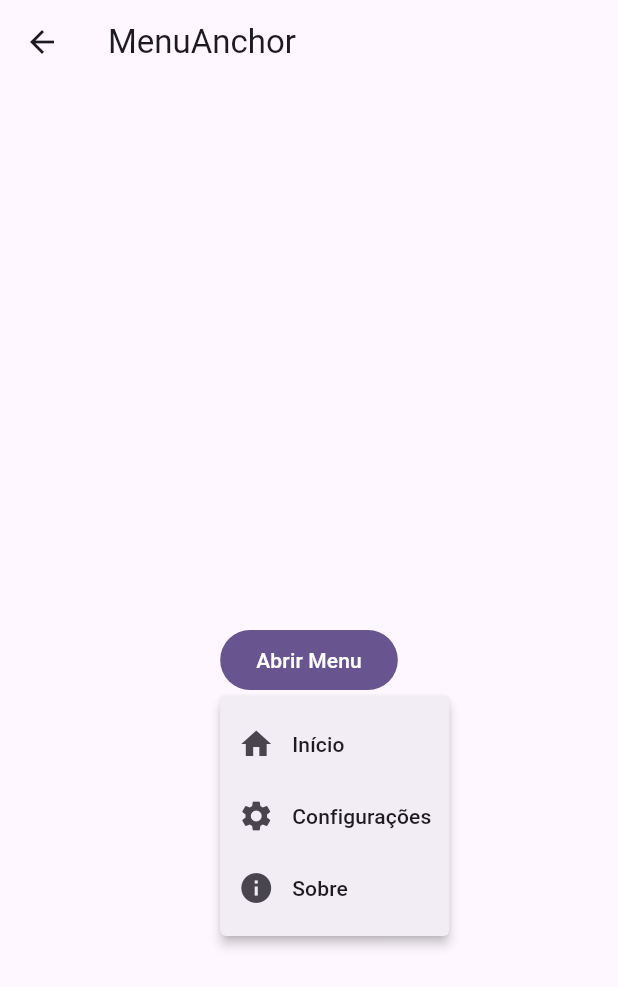
After one commit to Notas-Alunos/Mensagens, a Flutter app: the MenuAnchorPage screen opened directly, after a tap on "Abrir Menu", on a phone screen of 412 x 824 dp. The commit adds this screen. Shown: the top 987 px of the screen. Run offline on Flutter 3.47's test engine with Material 3 defaults, Android fonts, the phone set to English and light mode, and no system bars.

Commit message:
menu anchor

```diff
--- a/lib/pages/main_page.dart
+++ b/lib/pages/main_page.dart
@@ -3,6 +3,7 @@ import '../pages/home_page.dart';
 import '../pages/navigation_rail.dart';
 import '../pages/list_tile.dart';
 import '../pages/floating_action.dart';
+import '../pages/menu_anchor.dart';
 
 class MainPage extends StatelessWidget {
   const MainPage({super.key});
@@ -39,6 +40,12 @@ class MainPage extends StatelessWidget {
               Navigator.push(context, MaterialPageRoute(builder: (context) => FloatingActionButtonPage()));
             },
           ),
+          ListTile(
+            title: const Text('MenuAnchor'),
+            onTap: () {
+              Navigator.push(context, MaterialPageRoute(builder: (context) => MenuAnchorPage()));
+            },
+          ),
         ],
       ),
     );
--- /dev/null
+++ b/lib/pages/menu_anchor.dart
@@ -0,0 +1,47 @@
+import 'package:flutter/material.dart';
+
+class MenuAnchorPage extends StatelessWidget {
+  const MenuAnchorPage({super.key});
+
+  @override
+  Widget build(BuildContext context) {
+    return Scaffold(
+      appBar: AppBar(
+        title: const Text('MenuAnchor'),
+      ),
+      body: Center(
+        child: MenuAnchor(
+          builder: (context, controller, child) {
+            return FilledButton(
+              onPressed: () {
+                if (controller.isOpen) {
+                  controller.close();
+                } else {
+                  controller.open();
+                }
+              },
+              child: const Text('Abrir Menu'),
+            );
+          },
+          menuChildren: [
+            MenuItemButton(
+              leadingIcon: Icon(Icons.home),
+              child: Text('Início'),
+              onPressed: () {},
+            ),
+            MenuItemButton(
+              leadingIcon: Icon(Icons.settings),
+              child: Text('Configurações'),
+              onPressed: () {},
+            ),
+            MenuItemButton(
+              leadingIcon: Icon(Icons.info),
+              child: Text('Sobre'),
+              onPressed: () {},
+            ),
+          ],
+        ),
+      ),
+    );
+  }
+}
```
